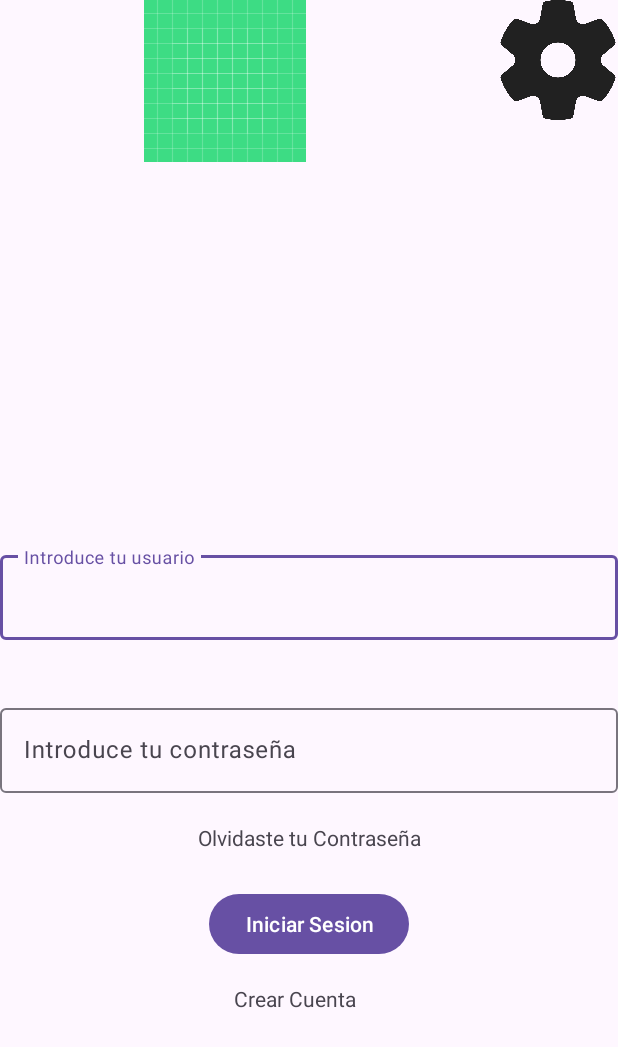
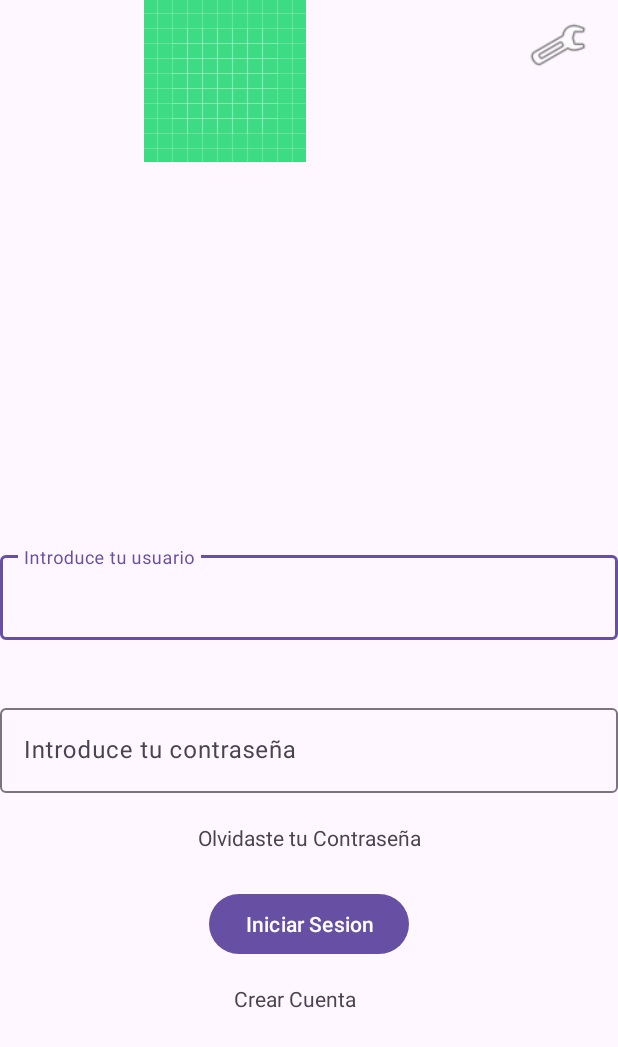
Before and after one commit to Andrii-Lit/Miravereda24-25, an Android app: the screen it shows after launch (MainActivity), on a phone screen of 412 x 824 dp. Shown: the top 1047 px of the screen. Run offline under Robolectric (Android 15) with nearby library versions, the phone set to English and light mode, and no system bars.

Commit message:
Mejorando visual Login landscape

```diff
--- a/app/src/main/res/layout-land/activity_main.xml
+++ b/app/src/main/res/layout-land/activity_main.xml
@@ -7,96 +7,70 @@
     android:layout_height="match_parent"
     tools:context=".MainActivity">
 
-    <LinearLayout
-        android:id="@+id/linearLayout3"
-        android:layout_width="match_parent"
-        android:layout_height="wrap_content"
-        android:layout_marginTop="32dp"
-        android:orientation="horizontal"
+    <ImageView
+        android:id="@+id/ivPreference"
+        android:layout_width="40dp"
+        android:layout_height="40dp"
+        android:layout_marginTop="10dp"
+        android:layout_marginEnd="24dp"
         app:layout_constraintEnd_toEndOf="parent"
-        app:layout_constraintStart_toStartOf="parent"
-        app:layout_constraintTop_toTopOf="parent">
-
-
-        <com.google.android.material.textfield.TextInputLayout
-            android:id="@+id/usertxInput"
-            android:layout_width="match_parent"
-            android:layout_height="wrap_content"
-            android:layout_weight="1"
-            app:layout_constraintStart_toStartOf="parent"
-            app:layout_constraintTop_toTopOf="parent">
+        app:layout_constraintTop_toTopOf="parent"
+        app:srcCompat="@android:drawable/ic_menu_preferences" />
 
     <com.google.android.material.textfield.TextInputEditText
         android:id="@+id/username"
-                android:layout_width="match_parent"
+        android:layout_width="wrap_content"
         android:layout_height="wrap_content"
-                android:layout_marginRight="80dp"
-                android:hint="Introduce tu usuario" />
-
-        </com.google.android.material.textfield.TextInputLayout>
-
-        <com.google.android.material.textfield.TextInputLayout
-            android:id="@+id/passtxInput"
-            android:layout_width="match_parent"
-            android:layout_height="wrap_content"
-            android:layout_weight="1">
+        android:layout_marginStart="32dp"
+        android:layout_marginTop="64dp"
+        android:hint="Introduce tu usuario"
+        app:layout_constraintEnd_toStartOf="@+id/password"
+        app:layout_constraintStart_toStartOf="parent"
+        app:layout_constraintTop_toTopOf="parent" />
 
     <com.google.android.material.textfield.TextInputEditText
         android:id="@+id/password"
-                android:layout_width="match_parent"
+        android:layout_width="wrap_content"
         android:layout_height="wrap_content"
-                android:layout_marginLeft="80dp"
-                android:hint="Introduce tu contraseña" />
-        </com.google.android.material.textfield.TextInputLayout>
+        android:layout_marginTop="64dp"
+        android:layout_marginEnd="32dp"
+        android:layout_weight="1"
+        android:hint="Introduce tu contraseña"
+        app:layout_constraintEnd_toEndOf="parent"
+        app:layout_constraintStart_toEndOf="@+id/username"
+        app:layout_constraintTop_toTopOf="parent" />
 
-
-    </LinearLayout>
-
-    <LinearLayout
-        android:id="@+id/linearLayout4"
-        android:layout_width="match_parent"
+    <TextView
+        android:id="@+id/tvContrasenya"
+        android:layout_width="wrap_content"
         android:layout_height="wrap_content"
-        android:layout_marginTop="16dp"
-        android:layout_weight="1"
-        android:orientation="horizontal"
-        app:layout_constraintBottom_toTopOf="@+id/btIniciarSesion"
-        app:layout_constraintEnd_toEndOf="parent"
-        app:layout_constraintStart_toStartOf="parent"
-        app:layout_constraintTop_toBottomOf="@+id/linearLayout3">
+        android:layout_marginTop="128dp"
+        android:text="Olvidaste tu contraseña"
+        android:textAlignment="center"
+        app:layout_constraintEnd_toEndOf="@+id/password"
+        app:layout_constraintStart_toStartOf="@+id/password"
+        app:layout_constraintTop_toBottomOf="@+id/password" />
 
     <TextView
         android:id="@+id/tvCrearCuenta"
-            android:layout_width="match_parent"
+        android:layout_width="wrap_content"
         android:layout_height="wrap_content"
-            android:layout_marginTop="40dp"
-            android:layout_marginRight="80dp"
-            android:layout_weight="1"
+        android:layout_marginTop="128dp"
         android:text="Crear Cuenta"
-            android:textAlignment="center" />
-
-        <TextView
-            android:id="@+id/tvContrasenya"
-            android:layout_width="match_parent"
-            android:layout_height="wrap_content"
-            android:layout_marginLeft="80dp"
-            android:layout_marginTop="40dp"
-            android:layout_weight="1"
-            android:text="Olvidaste tu contraseña"
-            android:textAlignment="center" />
-
-
-    </LinearLayout>
+        android:textAlignment="center"
+        app:layout_constraintEnd_toEndOf="@+id/username"
+        app:layout_constraintStart_toStartOf="@+id/username"
+        app:layout_constraintTop_toBottomOf="@+id/username" />
 
     <Button
         android:id="@+id/btIniciarSesion"
         android:layout_width="wrap_content"
         android:layout_height="wrap_content"
-        android:layout_marginTop="16dp"
-        android:layout_marginBottom="16dp"
+        android:layout_marginBottom="32dp"
         android:layout_weight="1"
         android:text="Iniciar Sesión"
         app:layout_constraintBottom_toBottomOf="parent"
-        app:layout_constraintEnd_toEndOf="parent"
-        app:layout_constraintStart_toStartOf="parent"
-        app:layout_constraintTop_toBottomOf="@+id/linearLayout4" />
+        app:layout_constraintEnd_toEndOf="@+id/tvContrasenya"
+        app:layout_constraintStart_toStartOf="@+id/tvCrearCuenta" />
+
 </androidx.constraintlayout.widget.ConstraintLayout>
--- a/app/src/main/res/layout/activity_main.xml
+++ b/app/src/main/res/layout/activity_main.xml
@@ -28,9 +28,11 @@
 
         <ImageView
             android:id="@+id/ivPreference"
-            android:layout_width="80dp"
-            android:layout_height="80dp"
-            app:srcCompat="@mipmap/settings" />
+            android:layout_width="40dp"
+            android:layout_height="40dp"
+            android:layout_marginTop="10dp"
+            android:layout_marginRight="20dp"
+            app:srcCompat="@android:drawable/ic_menu_preferences" />
 
 
     </LinearLayout>
```
Lines whose indentation alone changed are shown as unchanged.
